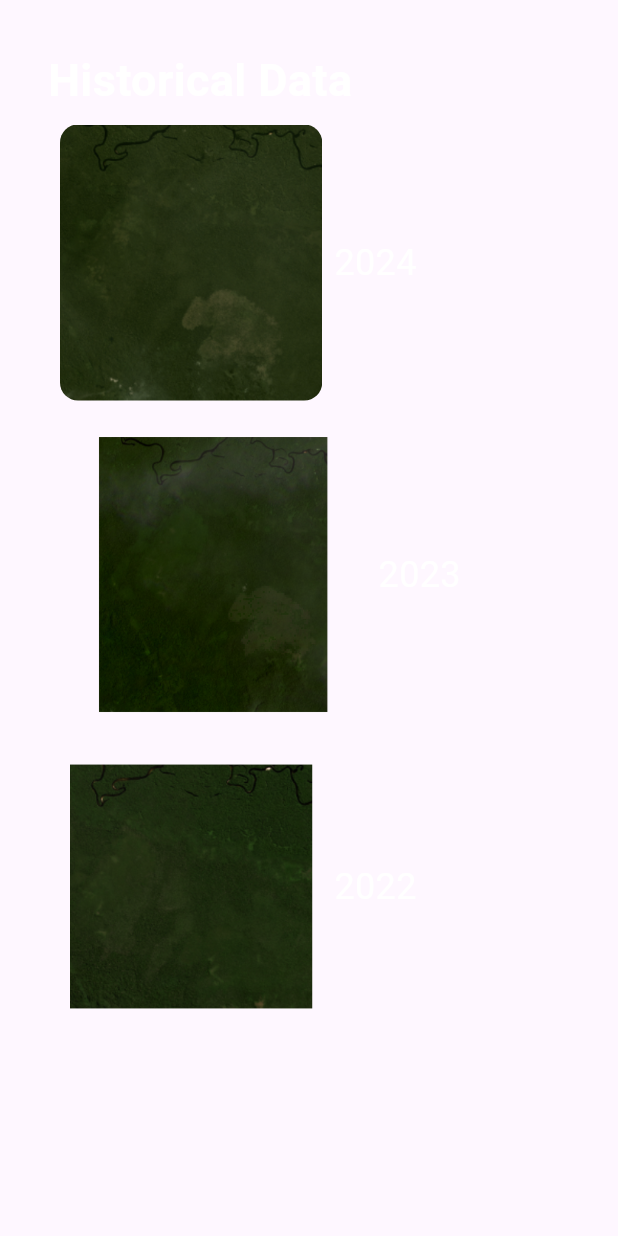
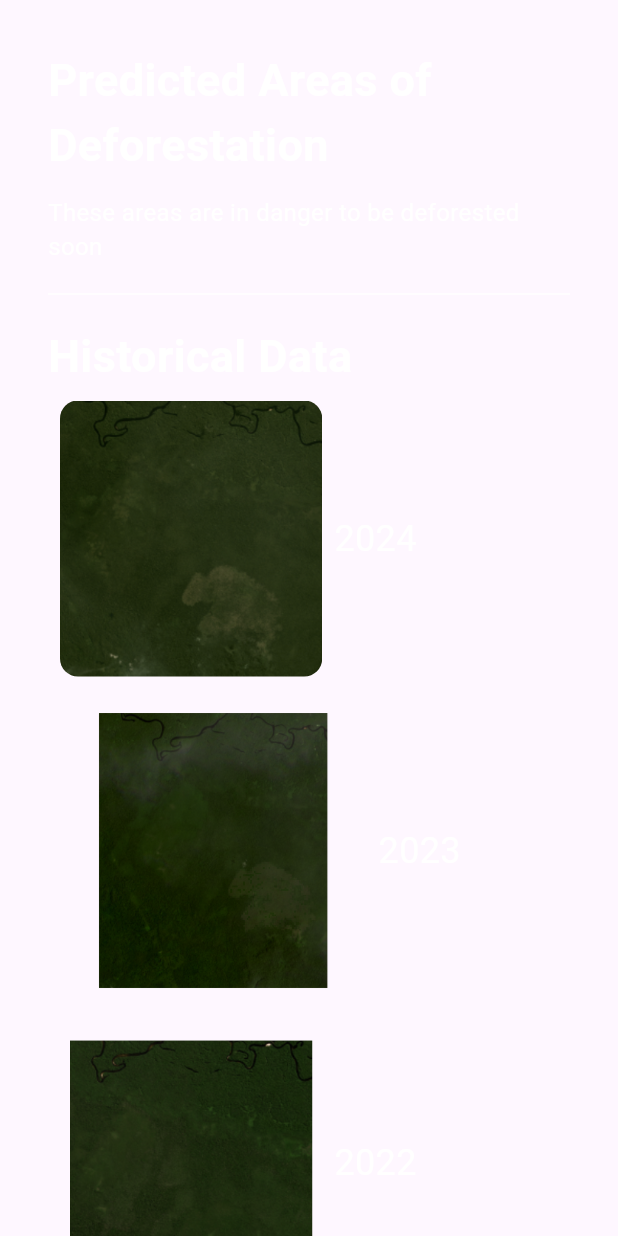
Before and after one commit to tumai-makeathon/app, a Flutter app: the HistoricalDataPage widget shown alone on an empty page, opened directly, on a phone screen of 412 x 824 dp. Run offline on Flutter 3.47's test engine with Material 3 defaults, Android fonts, the phone set to English and light mode, and no system bars; our stand-ins replace camera, firebase_core, flutter_map, image_picker, latlong2; missing offline and left inert: google_mlkit_face_detection, google_mlkit_object_detection, google_mlkit_pose_detection; accounts and stored records are empty.

Commit message:
added description

```diff
--- a/lib/forest_vision.dart
+++ b/lib/forest_vision.dart
@@ -244,6 +244,23 @@ class HistoricalDataPage extends StatelessWidget {
           mainAxisAlignment: MainAxisAlignment.start,
           children: [
             Text(
+              fileName=="c_"?"Already Deforested Areas":"Predicted Areas of Deforestation",
+              style: TextStyle(
+                  color: Colors.white,
+                  fontSize: 30,
+                  fontWeight: FontWeight.bold),
+            ),
+            SizedBox(height: 12,),
+            Text(
+              fileName=="c_"?"These areas are already deforested":"These areas are in danger to be deforested soon",
+              style: TextStyle(
+                  color: Colors.white,
+                  fontSize: 16,),
+            ),
+            SizedBox(height: 12,),
+            Divider(color: Colors.white,),
+            SizedBox(height: 12,),
+            Text(
               "Historical Data",
               style: TextStyle(
                   color: Colors.white,
```
